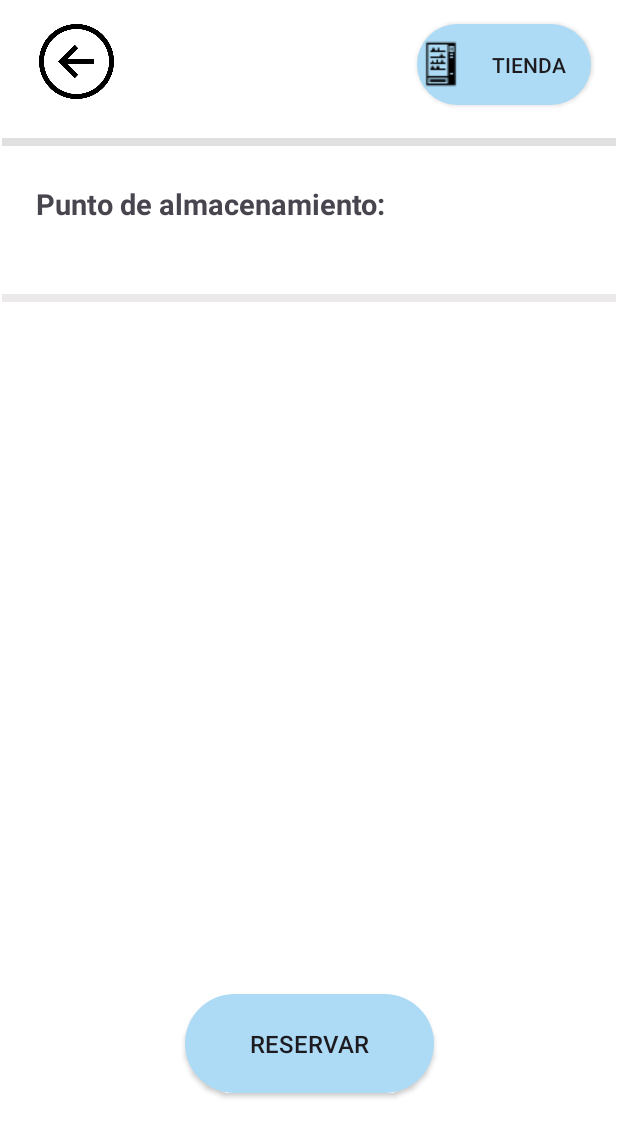
After one commit to ronnniedev/EasyDepotMovil, an Android app: the ReservaActivity screen opened directly, with no data from a screen before it, on a phone screen of 412 x 824 dp. The commit adds this screen. Shown: the top 1137 px of the screen. Run offline under Robolectric (Android 15) with nearby library versions, the phone set to English and light mode, and no system bars; libraries missing offline, so code that uses them is left out: ficheros.apykeys; 1 statement that could not run was skipped.

Commit message:
Version 0.44 Email soporte insertado y pantalla de reservas implementada

```diff
--- a/app/src/main/AndroidManifest.xml
+++ b/app/src/main/AndroidManifest.xml
@@ -14,6 +14,9 @@
         android:supportsRtl="true"
         android:theme="@style/Theme.EasyDepotMovil"
         tools:targetApi="31">
+        <activity
+            android:name=".ReservaActivity"
+            android:exported="false" />
         <activity
             android:name=".NavActivity"
             android:exported="false"
--- a/app/src/main/java/com/example/easydepotmovil/MapaActivity.java
+++ b/app/src/main/java/com/example/easydepotmovil/MapaActivity.java
@@ -1,6 +1,8 @@
 package com.example.easydepotmovil;
 
+import android.content.Intent;
 import android.media.Image;
+import android.net.Uri;
 import android.os.Bundle;
 import android.view.View;
 import android.widget.ImageView;
@@ -66,6 +68,10 @@ public class MapaActivity extends AppCompatActivity implements OnMapReadyCallbac
             int id = item.getItemId();
             if (id == R.id.itemLogOut){
                 finish();
+            }else if(id == R.id.itemSoporte){
+                Intent correo = new Intent(Intent.ACTION_SENDTO,
+                        Uri.parse("mailto:veronicapersonal1995@gmail.com"));
+                startActivity(correo);
             }
             return true;
         });
@@ -110,8 +116,9 @@ public class MapaActivity extends AppCompatActivity implements OnMapReadyCallbac
     @Override
     public boolean onMarkerClick(@NonNull Marker marker) {
         Local l = marcadores.get(marker);
-        Toast.makeText(this, l.getDireccion(), Toast.LENGTH_SHORT).show();
-
+        s.setLocalSeleccionado(l);
+        Intent moverse = new Intent(MapaActivity.this,ReservaActivity.class);
+        startActivity(moverse);
         return false;
     }
 }
--- /dev/null
+++ b/app/src/main/java/com/example/easydepotmovil/ReservaActivity.java
@@ -0,0 +1,80 @@
+package com.example.easydepotmovil;
+
+import android.annotation.SuppressLint;
+import android.os.Bundle;
+import android.view.View;
+import android.widget.Button;
+import android.widget.ImageView;
+import android.widget.TextView;
+import android.widget.Toast;
+
+import androidx.activity.EdgeToEdge;
+import androidx.appcompat.app.AppCompatActivity;
+import androidx.core.graphics.Insets;
+import androidx.core.view.ViewCompat;
+import androidx.core.view.WindowInsetsCompat;
+
+import java.sql.SQLException;
+
+import ficheros.excepciones.LogicaException;
+import ficheros.excepciones.PersistenciaException;
+import ficheros.logica.Sistema;
+import ficheros.modelo.Local;
+import ficheros.modelo.Cliente;
+
+public class ReservaActivity extends AppCompatActivity {
+
+    private Local l;
+    private Cliente c;
+    private Sistema s;
+    private ImageView imagenVolverReserva;
+    private Button botonReservar;
+    private TextView tituloLocal;
+
+    @SuppressLint("MissingInflatedId")
+    @Override
+    protected void onCreate(Bundle savedInstanceState) {
+        super.onCreate(savedInstanceState);
+        EdgeToEdge.enable(this);
+        setContentView(R.layout.activity_reserva);
+
+        try {
+            s = Sistema.getInstance();
+            l = s.getLocalSeleccionado();
+            c = s.getClienteLogeado();
+        } catch (PersistenciaException e) {
+            throw new RuntimeException(e);
+        } catch (SQLException e) {
+            throw new RuntimeException(e);
+        } catch (LogicaException e) {
+            throw new RuntimeException(e);
+        }
+
+        imagenVolverReserva = (ImageView) findViewById(R.id.imagenVolverReserva);
+        botonReservar = (Button) findViewById(R.id.botonReservar);
+        tituloLocal = (TextView) findViewById(R.id.txtTituloLocal);
+
+        tituloLocal.setText(tituloLocal.getText().toString() + " " + l.getDireccion());
+
+        imagenVolverReserva.setOnClickListener(new View.OnClickListener() {
+            @Override
+            public void onClick(View v) {
+                finish();
+            }
+        });
+
+        botonReservar.setOnClickListener(new View.OnClickListener() {
+            @Override
+            public void onClick(View v) {
+                Toast.makeText(ReservaActivity.this, "Boton reserva pulsado",
+                        Toast.LENGTH_SHORT).show();
+            }
+        });
+
+        ViewCompat.setOnApplyWindowInsetsListener(findViewById(R.id.main), (v, insets) -> {
+            Insets systemBars = insets.getInsets(WindowInsetsCompat.Type.systemBars());
+            v.setPadding(systemBars.left, systemBars.top, systemBars.right, systemBars.bottom);
+            return insets;
+        });
+    }
+}
--- a/app/src/main/java/ficheros/logica/Sistema.java
+++ b/app/src/main/java/ficheros/logica/Sistema.java
@@ -27,6 +27,7 @@ public class Sistema {
 	private GestorCorreo gestorCorreo;
 	private static Sistema s;
 	private static Cliente clienteLogeado;
+	private static Local localSeleccionado;
 
 	/**
 	 * Constructor de 0 parametros de la clase Sistema
@@ -64,6 +65,22 @@ public class Sistema {
 	 */
 	public void setClienteLogeado(Cliente c){
 		clienteLogeado = c;
+	}
+
+	/**
+	 * Devuelve el Local seleccionado dentro del sistema
+	 * @return Local : LocalSeleccionado
+	 */
+	public Local getLocalSeleccionado(){
+		return localSeleccionado;
+	}
+
+	/**
+	 * Establece el local con el que se va a trabajar
+	 * @param l : Local
+	 */
+	public void setLocalSeleccionado(Local l){
+		localSeleccionado = l;
 	}
 
 	/**
--- /dev/null
+++ b/app/src/main/res/layout/activity_reserva.xml
@@ -0,0 +1,106 @@
+<?xml version="1.0" encoding="utf-8"?>
+<androidx.constraintlayout.widget.ConstraintLayout xmlns:android="http://schemas.android.com/apk/res/android"
+    xmlns:app="http://schemas.android.com/apk/res-auto"
+    xmlns:tools="http://schemas.android.com/tools"
+    android:id="@+id/main"
+    android:layout_width="match_parent"
+    android:layout_height="match_parent"
+    tools:context=".ReservaActivity">
+
+    <View
+        android:id="@+id/divider"
+        android:layout_width="409dp"
+        android:layout_height="5dp"
+        android:layout_marginStart="1dp"
+        android:layout_marginTop="92dp"
+        android:layout_marginEnd="1dp"
+        android:background="?android:attr/listDivider"
+
+        app:layout_constraintEnd_toEndOf="parent"
+        app:layout_constraintHorizontal_bias="0.0"
+        app:layout_constraintStart_toStartOf="parent"
+        app:layout_constraintTop_toTopOf="parent" />
+
+    <View
+        android:id="@+id/divider2"
+        android:layout_width="409dp"
+        android:layout_height="5dp"
+        android:layout_marginStart="1dp"
+        android:layout_marginTop="196dp"
+        android:layout_marginEnd="1dp"
+        android:background="?android:attr/listDivider"
+        android:backgroundTint="#594D4D"
+        app:layout_constraintEnd_toEndOf="parent"
+        app:layout_constraintHorizontal_bias="0.0"
+        app:layout_constraintStart_toStartOf="parent"
+        app:layout_constraintTop_toTopOf="parent" />
+
+    <ImageView
+        android:id="@+id/imagenVolverReserva"
+        android:layout_width="57dp"
+        android:layout_height="53dp"
+        android:layout_marginStart="24dp"
+        android:layout_marginTop="16dp"
+        android:layout_marginBottom="9dp"
+        app:layout_constraintBottom_toTopOf="@+id/divider"
+        app:layout_constraintStart_toStartOf="parent"
+        app:layout_constraintTop_toTopOf="parent"
+        app:layout_constraintVertical_bias="0.0"
+        app:srcCompat="@drawable/volver_reserva" />
+
+    <androidx.appcompat.widget.AppCompatButton
+        android:id="@+id/botonTiendaPuntos"
+        android:layout_width="116dp"
+        android:layout_height="54dp"
+        android:layout_marginStart="196dp"
+        android:layout_marginTop="15dp"
+        android:layout_marginEnd="18dp"
+        android:layout_marginBottom="11dp"
+        android:background="@drawable/boton_azul"
+        android:drawableLeft="@drawable/maquina_expendedora"
+        android:text="Tienda"
+        app:layout_constraintBottom_toTopOf="@+id/divider"
+        app:layout_constraintEnd_toEndOf="parent"
+        app:layout_constraintStart_toEndOf="@+id/imagenVolverReserva"
+        app:layout_constraintTop_toTopOf="parent"
+        app:layout_constraintVertical_bias="0.083" />
+
+    <TextView
+        android:id="@+id/txtTituloLocal"
+        android:layout_width="362dp"
+        android:layout_height="59dp"
+        android:layout_marginStart="24dp"
+        android:layout_marginTop="16dp"
+        android:layout_marginBottom="14dp"
+        android:text="Punto de almacenamiento: "
+        android:textSize="19sp"
+        android:textStyle="bold"
+        app:layout_constraintBottom_toTopOf="@+id/divider2"
+        app:layout_constraintStart_toStartOf="parent"
+        app:layout_constraintTop_toBottomOf="@+id/divider"
+        app:layout_constraintVertical_bias="1.0" />
+
+    <androidx.constraintlayout.widget.ConstraintLayout
+        android:layout_width="413dp"
+        android:layout_height="689dp"
+        app:layout_constraintStart_toStartOf="parent"
+        app:layout_constraintTop_toBottomOf="@+id/divider2">
+
+        <androidx.appcompat.widget.AppCompatButton
+            android:id="@+id/botonReservar"
+            android:layout_width="166dp"
+            android:layout_height="66dp"
+            android:layout_marginStart="123dp"
+            android:layout_marginTop="461dp"
+            android:layout_marginEnd="124dp"
+            android:layout_marginBottom="162dp"
+            android:background="@drawable/boton_azul"
+            android:text="Reservar"
+            android:textSize="16dp"
+            app:layout_constraintBottom_toBottomOf="parent"
+            app:layout_constraintEnd_toEndOf="parent"
+            app:layout_constraintStart_toStartOf="parent"
+            app:layout_constraintTop_toTopOf="parent" />
+    </androidx.constraintlayout.widget.ConstraintLayout>
+
+</androidx.constraintlayout.widget.ConstraintLayout>
```
Also changed, not shown: app/src/main/res/drawable/maquina_expendedora.png (added), app/src/main/res/drawable/volver_reserva.png (added).
